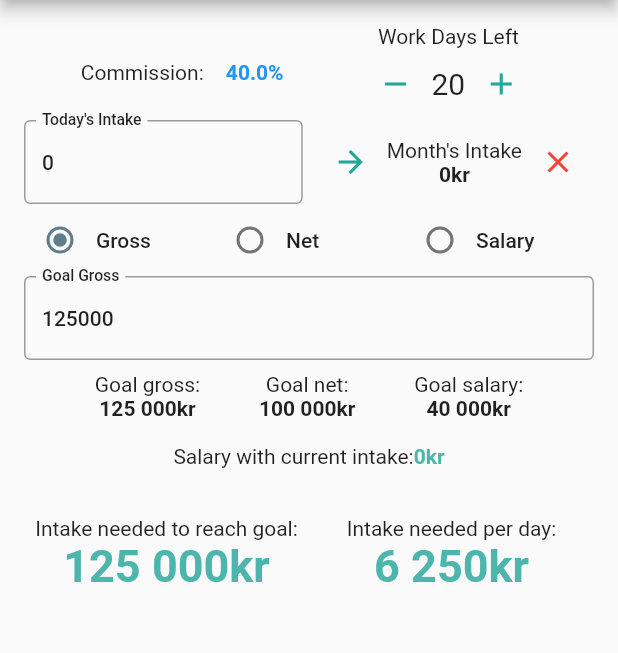
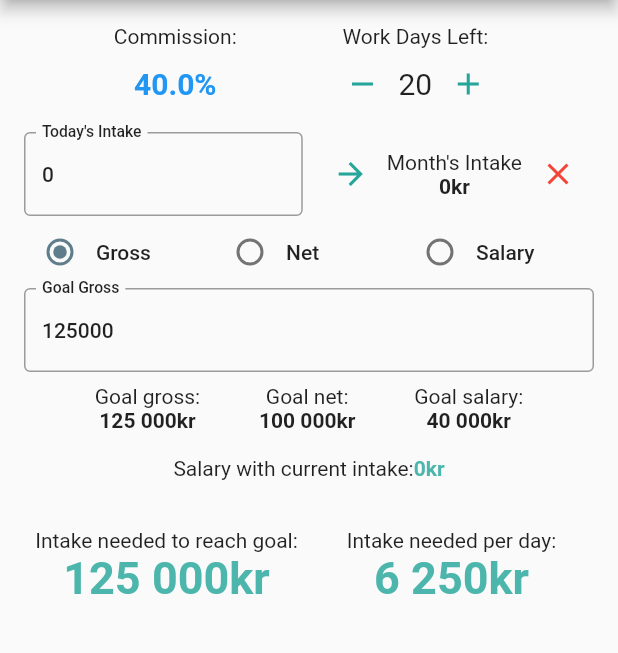
Before and after one commit to jasonctoms/hairdresser_calc2, a Flutter app: the screen it shows after launch, on a phone screen of 412 x 824 dp, the part 84-737 px from its top. Run offline on Flutter 3.47's test engine with Material 2 defaults, Android fonts, the phone set to English and light mode, and no system bars; our stand-ins replace hive, hive_flutter; accounts and stored records are empty; generated files the repository leaves out were written again.

Commit message:
Make commission dialog work

```diff
--- a/lib/l10n/strings_en.arb
+++ b/lib/l10n/strings_en.arb
@@ -49,7 +49,7 @@
     "type": "text",
     "description": "Month's intake title"
   },
-  "daysLeft": "Work Days Left",
+  "daysLeft": "Work Days Left:",
   "@daysLeft": {
     "type": "text",
     "description": "How many work days left in the pay period"
--- a/lib/l10n/strings_nb.arb
+++ b/lib/l10n/strings_nb.arb
@@ -9,7 +9,7 @@
   "validationMessage": "Ugyldig nummer inntastet",
   "todaysIntake": "Dagens Inntak",
   "monthsIntake": "Måneds Inntak:",
-  "daysLeft": "Job Dager Igjen",
+  "daysLeft": "Job Dager Igjen:",
   "goalGross": "Mål Brutto",
   "goalNet": "Mål Netto",
   "goalSalary": "Mål Lønn",
--- a/lib/providers/salary_provider.dart
+++ b/lib/providers/salary_provider.dart
@@ -2,6 +2,7 @@ import 'package:flutter/material.dart';
 import 'package:hairdresser_calc2/widgets/salary_page.dart';
 import 'package:hive/hive.dart';
 
+const salaryBox = "salaryBoxKey";
 const commissionKey = 'commissionKey';
 const todaysIntakeKey = 'todaysIntakeKey';
 const monthsIntakeKey = 'monthsIntakeKey';
--- a/lib/widgets/salary_page.dart
+++ b/lib/widgets/salary_page.dart
@@ -6,7 +6,6 @@ import 'package:hairdresser_calc2/widgets/commission_dialog.dart';
 import 'package:hairdresser_calc2/widgets/incdec_widget.dart';
 import 'package:provider/provider.dart';
 
-const salaryBox = "salaryBoxKey";
 enum GoalSelection { GROSS, NET, SALARY }
 
 class SalaryPage extends StatefulWidget {
@@ -119,10 +118,10 @@ class _SalaryPageState extends State<SalaryPage> {
       decrementFunction: () => context.read<SalaryProvider>().subtractDay(),
     );
 
-    final commission = Row(
+    final commission = Column(
+      mainAxisAlignment: MainAxisAlignment.spaceEvenly,
       children: [
         Text(Translations.of(context).commission),
-        Padding(padding: EdgeInsets.only(right: 2.0)),
         TextButton(
           onPressed: () {
             showDialog<String>(
@@ -130,14 +129,14 @@ class _SalaryPageState extends State<SalaryPage> {
                 barrierDismissible: false,
                 builder: (BuildContext context) {
                   return CommissionDialog(
-                      commission: "${context.read<SalaryProvider>().commissionValue * 100}%");
+                      commission: "${context.watch<SalaryProvider>().commissionValue * 100}%");
                 });
           },
           child: Text(
             "${context.watch<SalaryProvider>().commissionValue * 100}%",
-            style: TextStyle(fontWeight: FontWeight.bold),
+            style: TextStyle(fontWeight: FontWeight.bold, fontSize: Theme.of(context).textTheme.headline6.fontSize),
           ),
-        )
+        ),
       ],
     );
 
@@ -381,6 +380,7 @@ class _SalaryPageState extends State<SalaryPage> {
           child: Column(
             children: [
               topRow,
+              Padding(padding: EdgeInsets.only(bottom: 8)),
               currentIntakeRow,
               goal,
               goalInfo,
```
Also changed, not shown: lib/widgets/commission_dialog.dart (+9 -9 lines).
